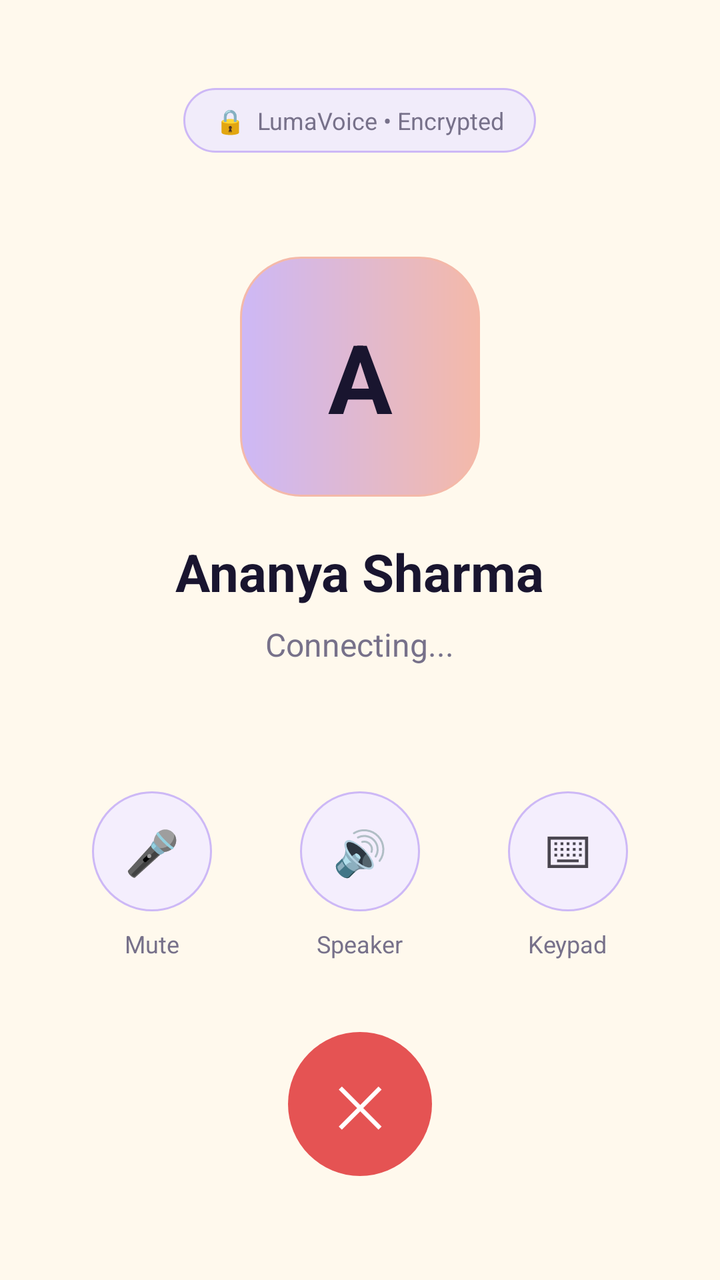
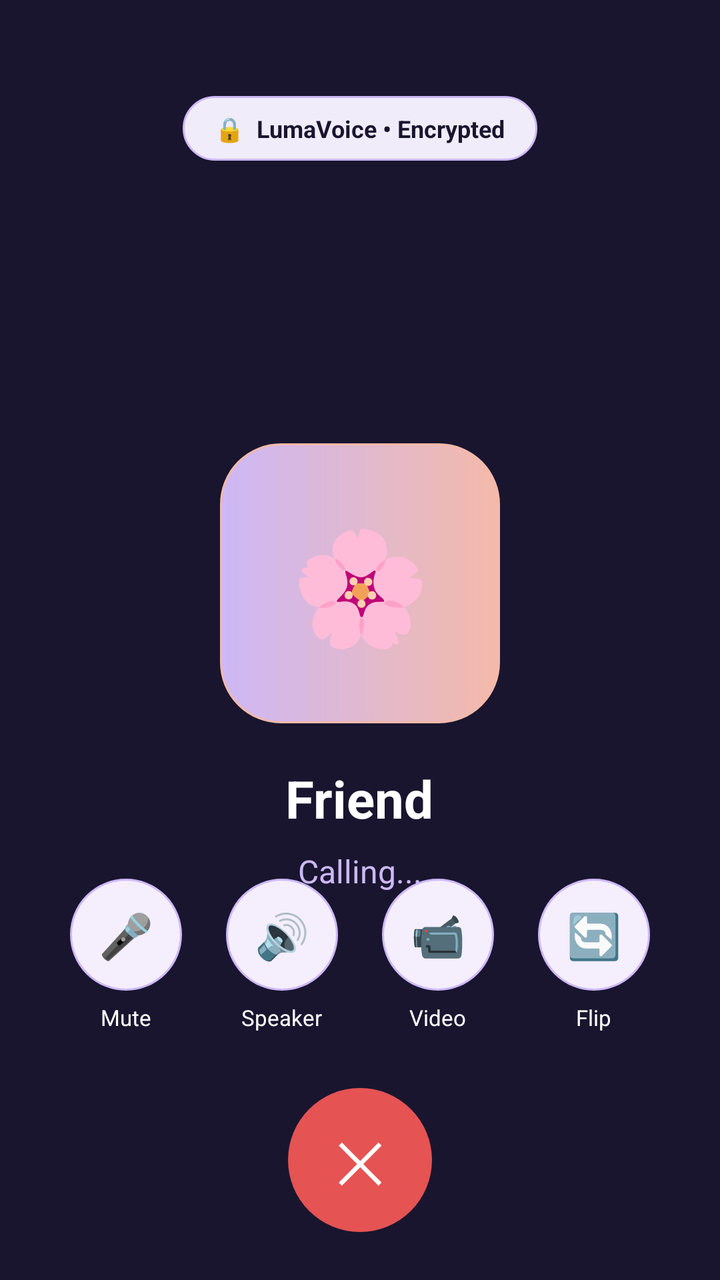

Two renders of the same Android screen: before a commit and after it. Below are the layout's source before the change and the commit's diff.
<!-- AndroidManifest.xml: application theme Theme.LumaChat -->
<!-- res/layout/activity_call.xml -->
<?xml version="1.0" encoding="utf-8"?>
<LinearLayout xmlns:android="http://schemas.android.com/apk/res/android"
    android:layout_width="match_parent"
    android:layout_height="match_parent"
    android:orientation="vertical"
    android:gravity="center_horizontal"
    android:background="@color/background"
    android:padding="24dp">

    
    <LinearLayout
        android:layout_width="wrap_content"
        android:layout_height="wrap_content"
        android:orientation="horizontal"
        android:gravity="center"
        android:layout_marginTop="20dp"
        android:paddingHorizontal="16dp"
        android:paddingVertical="8dp"
        android:background="@drawable/input_field">

        <TextView
            android:layout_width="wrap_content"
            android:layout_height="wrap_content"
            android:text="🔒  LumaVoice • Encrypted"
            android:textSize="12sp"
            android:textColor="@color/text_secondary" />
    </LinearLayout>

    <View
        android:layout_width="match_parent"
        android:layout_height="0dp"
        android:layout_weight="1" />

    
    <TextView
        android:id="@+id/tvCallAvatar"
        android:layout_width="120dp"
        android:layout_height="120dp"
        android:gravity="center"
        android:text="A"
        android:textSize="48sp"
        android:textStyle="bold"
        android:textColor="@color/midnight_navy"
        android:background="@drawable/button_background" />

    
    <TextView
        android:id="@+id/tvCallName"
        android:layout_width="wrap_content"
        android:layout_height="wrap_content"
        android:layout_marginTop="20dp"
        android:text="Ananya Sharma"
        android:textSize="26sp"
        android:textStyle="bold"
        android:textColor="@color/midnight_navy" />

    
    <TextView
        android:id="@+id/tvCallTimer"
        android:layout_width="wrap_content"
        android:layout_height="wrap_content"
        android:layout_marginTop="8dp"
        android:text="Connecting..."
        android:textSize="16sp"
        android:textColor="@color/text_secondary" />

    <View
        android:layout_width="match_parent"
        android:layout_height="0dp"
        android:layout_weight="1.2" />

    
    <LinearLayout
        android:layout_width="match_parent"
        android:layout_height="wrap_content"
        android:orientation="horizontal"
        android:gravity="center"
        android:layout_marginBottom="36dp">

        
        <LinearLayout
            android:id="@+id/btnMute"
            android:layout_width="0dp"
            android:layout_height="wrap_content"
            android:layout_weight="1"
            android:gravity="center"
            android:orientation="vertical"
            android:clickable="true"
            android:focusable="true">

            <TextView
                android:id="@+id/iconMute"
                android:layout_width="60dp"
                android:layout_height="60dp"
                android:gravity="center"
                android:text="🎤"
                android:textSize="22sp"
                android:background="@drawable/call_btn_round" />

            <TextView
                android:id="@+id/lblMute"
                android:layout_width="wrap_content"
                android:layout_height="wrap_content"
                android:layout_marginTop="8dp"
                android:text="Mute"
                android:textSize="12sp"
                android:textColor="@color/text_secondary" />
        </LinearLayout>

        
        <LinearLayout
            android:id="@+id/btnSpeaker"
            android:layout_width="0dp"
            android:layout_height="wrap_content"
            android:layout_weight="1"
            android:gravity="center"
            android:orientation="vertical"
            android:clickable="true"
            android:focusable="true">

            <TextView
                android:id="@+id/iconSpeaker"
                android:layout_width="60dp"
                android:layout_height="60dp"
                android:gravity="center"
                android:text="🔊"
                android:textSize="22sp"
                android:background="@drawable/call_btn_round" />

            <TextView
                android:id="@+id/lblSpeaker"
                android:layout_width="wrap_content"
                android:layout_height="wrap_content"
                android:layout_marginTop="8dp"
                android:text="Speaker"
                android:textSize="12sp"
                android:textColor="@color/text_secondary" />
        </LinearLayout>

        
        <LinearLayout
            android:id="@+id/btnKeypad"
            android:layout_width="0dp"
            android:layout_height="wrap_content"
            android:layout_weight="1"
            android:gravity="center"
            android:orientation="vertical"
            android:clickable="true"
            android:focusable="true">

            <TextView
                android:layout_width="60dp"
                android:layout_height="60dp"
                android:gravity="center"
                android:text="⌨"
                android:textSize="22sp"
                android:background="@drawable/call_btn_round" />

            <TextView
                android:layout_width="wrap_content"
                android:layout_height="wrap_content"
                android:layout_marginTop="8dp"
                android:text="Keypad"
                android:textSize="12sp"
                android:textColor="@color/text_secondary" />
        </LinearLayout>

    </LinearLayout>

    
    <TextView
        android:id="@+id/btnEndCall"
        android:layout_width="72dp"
        android:layout_height="72dp"
        android:layout_marginBottom="28dp"
        android:gravity="center"
        android:text="✕"
        android:textSize="28sp"
        android:textColor="@color/card_white"
        android:background="@drawable/call_end_btn"
        android:clickable="true"
        android:focusable="true" />

</LinearLayout>
<!-- resources referenced by this layout -->
<resources>
  <color name="background">#FFF9ED</color>
  <color name="card_white">#FFFFFF</color>
  <color name="midnight_navy">#19152F</color>
  <color name="text_secondary">#77718A</color>
  <!-- drawable button_background (drawable) -->
  <?xml version="1.0" encoding="utf-8"?>
  <shape xmlns:android="http://schemas.android.com/apk/res/android"
      android:shape="rectangle">
  
      <gradient
          android:startColor="@color/lavender"
          android:endColor="@color/soft_peach"
          android:angle="0" />
  
      <corners android:radius="30dp" />
  
      <stroke
          android:width="1dp"
          android:color="@color/soft_peach" />
  
  </shape>
  <!-- drawable call_btn_round (drawable) -->
  <?xml version="1.0" encoding="utf-8"?>
  <shape xmlns:android="http://schemas.android.com/apk/res/android"
      android:shape="oval">
      <solid android:color="@color/surface_highlight" />
      <stroke
          android:width="1dp"
          android:color="@color/lavender" />
  </shape>
  <!-- drawable call_end_btn (drawable) -->
  <?xml version="1.0" encoding="utf-8"?>
  <shape xmlns:android="http://schemas.android.com/apk/res/android"
      android:shape="oval">
      <solid android:color="@color/red_danger" />
  </shape>
  <!-- drawable input_field (drawable) -->
  <?xml version="1.0" encoding="utf-8"?>
  <shape xmlns:android="http://schemas.android.com/apk/res/android"
      android:shape="rectangle">
  
      <solid android:color="@color/input_background" />
  
      <corners android:radius="16dp" />
  
      <stroke
          android:width="1dp"
          android:color="@color/lavender" />
  
      <padding
          android:left="16dp"
          android:right="16dp"
          android:top="8dp"
          android:bottom="8dp" />
  
  </shape>
  <style name="Theme.LumaChat" parent="Base.Theme.LumaChat" />
  <color name="lavender">#CDB8F6</color>
  <color name="soft_peach">#F4B9A9</color>
  <color name="surface_highlight">#F4EEFD</color>
  <color name="red_danger">#E55353</color>
  <color name="input_background">#F1ECFA</color>
  <style name="Base.Theme.LumaChat" parent="Theme.Material3.DayNight.NoActionBar">
          
          
      </style>
</resources>

<!-- the commit's change to res/layout/activity_call.xml (unified diff, before → after) -->
@@ -1,184 +1,396 @@
 <?xml version="1.0" encoding="utf-8"?>
-<LinearLayout xmlns:android="http://schemas.android.com/apk/res/android"
+<FrameLayout xmlns:android="http://schemas.android.com/apk/res/android"
     android:layout_width="match_parent"
     android:layout_height="match_parent"
-    android:orientation="vertical"
-    android:gravity="center_horizontal"
-    android:background="@color/background"
-    android:padding="24dp">
+    android:background="@color/midnight_navy">
+
+    
+    <FrameLayout
+        android:id="@+id/layoutVideoView"
+        android:layout_width="match_parent"
+        android:layout_height="match_parent"
+        android:visibility="gone">
+
+        
+        <LinearLayout
+            android:layout_width="match_parent"
+            android:layout_height="match_parent"
+            android:orientation="vertical"
+            android:gravity="center"
+            android:background="#1E1933">
+
+            <TextView
+                android:id="@+id/tvVideoPeerAvatar"
+                android:layout_width="140dp"
+                android:layout_height="140dp"
+                android:gravity="center"
+                android:text="🌸"
+                android:textSize="64sp"
+                android:background="@drawable/button_background" />
+
+            <TextView
+                android:id="@+id/tvVideoPeerName"
+                android:layout_width="wrap_content"
+                android:layout_height="wrap_content"
+                android:text="Ananya Sharma"
+                android:textColor="@color/card_white"
+                android:textSize="22sp"
+                android:textStyle="bold"
+                android:layout_marginTop="16dp" />
+
+            <TextView
+                android:layout_width="wrap_content"
+                android:layout_height="wrap_content"
+                android:text="📹 HD Video Feed Active"
+                android:textColor="#CDB8F6"
+                android:textSize="12sp"
+                android:layout_marginTop="6dp" />
+        </LinearLayout>
+
+        
+        <FrameLayout
+            android:id="@+id/layoutPipSelfie"
+            android:layout_width="100dp"
+            android:layout_height="140dp"
+            android:layout_gravity="top|end"
+            android:layout_margin="20dp"
+            android:layout_marginTop="60dp"
+            android:background="@drawable/card_background"
+            android:elevation="8dp">
+
+            <LinearLayout
+                android:layout_width="match_parent"
+                android:layout_height="match_parent"
+                android:orientation="vertical"
+                android:gravity="center"
+                android:background="#2E284A"
+                android:padding="8dp">
+
+                <TextView
+                    android:id="@+id/tvPipAvatar"
+                    android:layout_width="48dp"
+                    android:layout_height="48dp"
+                    android:gravity="center"
+                    android:text="⚡"
+                    android:textSize="22sp"
+                    android:background="@drawable/button_background" />
+
+                <TextView
+                    android:layout_width="wrap_content"
+                    android:layout_height="wrap_content"
+                    android:text="You"
+                    android:textColor="@color/card_white"
+                    android:textSize="11sp"
+                    android:textStyle="bold"
+                    android:layout_marginTop="6dp" />
+            </LinearLayout>
+        </FrameLayout>
+    </FrameLayout>
 
     
     <LinearLayout
-        android:layout_width="wrap_content"
-        android:layout_height="wrap_content"
-        android:orientation="horizontal"
-        android:gravity="center"
-        android:layout_marginTop="20dp"
-        android:paddingHorizontal="16dp"
-        android:paddingVertical="8dp"
-        android:background="@drawable/input_field">
-
+        android:id="@+id/layoutVoiceContainer"
+        android:layout_width="match_parent"
+        android:layout_height="match_parent"
+        android:orientation="vertical"
+        android:gravity="center_horizontal"
+        android:padding="24dp">
+
+        
+        <LinearLayout
+            android:layout_width="wrap_content"
+            android:layout_height="wrap_content"
+            android:orientation="horizontal"
+            android:gravity="center"
+            android:layout_marginTop="24dp"
+            android:paddingHorizontal="16dp"
+            android:paddingVertical="8dp"
+            android:background="@drawable/input_field">
+
+            <TextView
+                android:id="@+id/tvCallSecurityBadge"
+                android:layout_width="wrap_content"
+                android:layout_height="wrap_content"
+                android:text="🔒  LumaVoice • Encrypted"
+                android:textSize="12sp"
+                android:textStyle="bold"
+                android:textColor="@color/midnight_navy" />
+        </LinearLayout>
+
+        <View
+            android:layout_width="match_parent"
+            android:layout_height="0dp"
+            android:layout_weight="1" />
+
+        
+        <FrameLayout
+            android:layout_width="140dp"
+            android:layout_height="140dp">
+
+            <TextView
+                android:id="@+id/tvCallAvatar"
+                android:layout_width="140dp"
+                android:layout_height="140dp"
+                android:gravity="center"
+                android:text="🌸"
+                android:textSize="56sp"
+                android:background="@drawable/button_background" />
+        </FrameLayout>
+
+        
         <TextView
+            android:id="@+id/tvCallName"
             android:layout_width="wrap_content"
             android:layout_height="wrap_content"
-            android:text="🔒  LumaVoice • Encrypted"
-            android:textSize="12sp"
-            android:textColor="@color/text_secondary" />
+            android:layout_marginTop="20dp"
+            android:text="Friend"
+            android:textSize="26sp"
+            android:textStyle="bold"
+            android:textColor="@color/card_white" />
+
+        
+        <TextView
+            android:id="@+id/tvCallTimer"
+            android:layout_width="wrap_content"
+            android:layout_height="wrap_content"
+            android:layout_marginTop="8dp"
+            android:text="Calling..."
+            android:textSize="16sp"
+            android:textColor="#CDB8F6" />
+
+        <View
+            android:layout_width="match_parent"
+            android:layout_height="0dp"
+            android:layout_weight="1.2" />
     </LinearLayout>
-
-    <View
-        android:layout_width="match_parent"
-        android:layout_height="0dp"
-        android:layout_weight="1" />
-
-    
-    <TextView
-        android:id="@+id/tvCallAvatar"
-        android:layout_width="120dp"
-        android:layout_height="120dp"
-        android:gravity="center"
-        android:text="A"
-        android:textSize="48sp"
-        android:textStyle="bold"
-        android:textColor="@color/midnight_navy"
-        android:background="@drawable/button_background" />
-
-    
-    <TextView
-        android:id="@+id/tvCallName"
-        android:layout_width="wrap_content"
-        android:layout_height="wrap_content"
-        android:layout_marginTop="20dp"
-        android:text="Ananya Sharma"
-        android:textSize="26sp"
-        android:textStyle="bold"
-        android:textColor="@color/midnight_navy" />
-
-    
-    <TextView
-        android:id="@+id/tvCallTimer"
-        android:layout_width="wrap_content"
-        android:layout_height="wrap_content"
-        android:layout_marginTop="8dp"
-        android:text="Connecting..."
-        android:textSize="16sp"
-        android:textColor="@color/text_secondary" />
-
-    <View
-        android:layout_width="match_parent"
-        android:layout_height="0dp"
-        android:layout_weight="1.2" />
 
     
     <LinearLayout
         android:layout_width="match_parent"
         android:layout_height="wrap_content"
-        android:orientation="horizontal"
-        android:gravity="center"
-        android:layout_marginBottom="36dp">
+        android:layout_gravity="bottom"
+        android:orientation="vertical"
+        android:padding="24dp">
 
         
         <LinearLayout
-            android:id="@+id/btnMute"
-            android:layout_width="0dp"
-            android:layout_height="wrap_content"
-            android:layout_weight="1"
+            android:id="@+id/layoutInCallControls"
+            android:layout_width="match_parent"
+            android:layout_height="wrap_content"
+            android:orientation="vertical"
+            android:gravity="center">
+
+            
+            <LinearLayout
+                android:layout_width="match_parent"
+                android:layout_height="wrap_content"
+                android:orientation="horizontal"
+                android:gravity="center"
+                android:layout_marginBottom="28dp">
+
+                
+                <LinearLayout
+                    android:id="@+id/btnMute"
+                    android:layout_width="0dp"
+                    android:layout_height="wrap_content"
+                    android:layout_weight="1"
+                    android:gravity="center"
+                    android:orientation="vertical"
+                    android:clickable="true"
+                    android:focusable="true">
+
+                    <TextView
+                        android:id="@+id/iconMute"
+                        android:layout_width="56dp"
+                        android:layout_height="56dp"
+                        android:gravity="center"
+                        android:text="🎤"
+                        android:textSize="22sp"
+                        android:background="@drawable/call_btn_round" />
+
+                    <TextView
+                        android:id="@+id/lblMute"
+                        android:layout_width="wrap_content"
+                        android:layout_height="wrap_content"
+                        android:layout_marginTop="6dp"
+                        android:text="Mute"
+                        android:textSize="11sp"
+                        android:textColor="@color/card_white" />
+                </LinearLayout>
+
+                
+                <LinearLayout
+                    android:id="@+id/btnSpeaker"
+                    android:layout_width="0dp"
+                    android:layout_height="wrap_content"
+                    android:layout_weight="1"
+                    android:gravity="center"
+                    android:orientation="vertical"
+                    android:clickable="true"
+                    android:focusable="true">
+
+                    <TextView
+                        android:id="@+id/iconSpeaker"
+                        android:layout_width="56dp"
+                        android:layout_height="56dp"
+                        android:gravity="center"
+                        android:text="🔊"
+                        android:textSize="22sp"
+                        android:background="@drawable/call_btn_round" />
+
+                    <TextView
+                        android:id="@+id/lblSpeaker"
+                        android:layout_width="wrap_content"
+                        android:layout_height="wrap_content"
+                        android:layout_marginTop="6dp"
+                        android:text="Speaker"
+                        android:textSize="11sp"
+                        android:textColor="@color/card_white" />
+                </LinearLayout>
+
+                
+                <LinearLayout
+                    android:id="@+id/btnToggleVideo"
+                    android:layout_width="0dp"
+                    android:layout_height="wrap_content"
+                    android:layout_weight="1"
+                    android:gravity="center"
+                    android:orientation="vertical"
+                    android:clickable="true"
+                    android:focusable="true">
+
+                    <TextView
+                        android:id="@+id/iconVideo"
+                        android:layout_width="56dp"
+                        android:layout_height="56dp"
+                        android:gravity="center"
+                        android:text="📹"
+                        android:textSize="22sp"
+                        android:background="@drawable/call_btn_round" />
+
+                    <TextView
+                        android:id="@+id/lblVideo"
+                        android:layout_width="wrap_content"
+                        android:layout_height="wrap_content"
+                        android:layout_marginTop="6dp"
+                        android:text="Video"
+                        android:textSize="11sp"
+                        android:textColor="@color/card_white" />
+                </LinearLayout>
+
+                
+                <LinearLayout
+                    android:id="@+id/btnFlipCamera"
+                    android:layout_width="0dp"
+                    android:layout_height="wrap_content"
+                    android:layout_weight="1"
+                    android:gravity="center"
+                    android:orientation="vertical"
+                    android:clickable="true"
+                    android:focusable="true">
+
+                    <TextView
+                        android:layout_width="56dp"
+                        android:layout_height="56dp"
+                        android:gravity="center"
+                        android:text="🔄"
+                        android:textSize="22sp"
+                        android:background="@drawable/call_btn_round" />
+
+                    <TextView
+                        android:layout_width="wrap_content"
+                        android:layout_height="wrap_content"
+                        android:layout_marginTop="6dp"
+                        android:text="Flip"
+                        android:textSize="11sp"
+                        android:textColor="@color/card_white" />
+                </LinearLayout>
+            </LinearLayout>
+
+            
+            <TextView
+                android:id="@+id/btnEndCall"
+                android:layout_width="72dp"
+                android:layout_height="72dp"
+                android:gravity="center"
+                android:text="✕"
+                android:textSize="28sp"
+                android:textColor="@color/card_white"
+                android:background="@drawable/call_end_btn"
+                android:clickable="true"
+                android:focusable="true" />
+        </LinearLayout>
+
+        
+        <LinearLayout
+            android:id="@+id/layoutIncomingControls"
+            android:layout_width="match_parent"
+            android:layout_height="wrap_content"
+            android:orientation="horizontal"
             android:gravity="center"
-            android:orientation="vertical"
-            android:clickable="true"
-            android:focusable="true">
-
-            <TextView
-                android:id="@+id/iconMute"
-                android:layout_width="60dp"
-                android:layout_height="60dp"
-                android:gravity="center"
-                android:text="🎤"
-                android:textSize="22sp"
-                android:background="@drawable/call_btn_round" />
-
-            <TextView
-                android:id="@+id/lblMute"
-                android:layout_width="wrap_content"
-                android:layout_height="wrap_content"
-                android:layout_marginTop="8dp"
-                android:text="Mute"
-                android:textSize="12sp"
-                android:textColor="@color/text_secondary" />
+            android:visibility="gone">
+
+            
+            <LinearLayout
+                android:id="@+id/btnDeclineCall"
+                android:layout_width="0dp"
+                android:layout_height="wrap_content"
+                android:layout_weight="1"
+                android:gravity="center"
+                android:orientation="vertical"
+                android:clickable="true"
+                android:focusable="true">
+
+                <TextView
+                    android:layout_width="72dp"
+                    android:layout_height="72dp"
+                    android:gravity="center"
+                    android:text="✕"
+                    android:textSize="28sp"
+                    android:textColor="@color/card_white"
+                    android:background="@drawable/call_end_btn" />
+
+                <TextView
+                    android:layout_width="wrap_content"
+                    android:layout_height="wrap_content"
+                    android:layout_marginTop="8dp"
+                    android:text="Decline"
+                    android:textSize="13sp"
+                    android:textStyle="bold"
+                    android:textColor="#F44336" />
+            </LinearLayout>
+
+            
+            <LinearLayout
+                android:id="@+id/btnAcceptCall"
+                android:layout_width="0dp"
+                android:layout_height="wrap_content"
+                android:layout_weight="1"
+                android:gravity="center"
+                android:orientation="vertical"
+                android:clickable="true"
+                android:focusable="true">
+
+                <TextView
+                    android:layout_width="72dp"
+                    android:layout_height="72dp"
+                    android:gravity="center"
+                    android:text="📞"
+                    android:textSize="28sp"
+                    android:textColor="@color/card_white"
+                    android:background="@drawable/call_answer_btn" />
+
+                <TextView
+                    android:layout_width="wrap_content"
+                    android:layout_height="wrap_content"
+                    android:layout_marginTop="8dp"
+                    android:text="Accept"
+                    android:textSize="13sp"
+                    android:textStyle="bold"
+                    android:textColor="#4CAF50" />
+            </LinearLayout>
         </LinearLayout>
 
-        
-        <LinearLayout
-            android:id="@+id/btnSpeaker"
-            android:layout_width="0dp"
-            android:layout_height="wrap_content"
-            android:layout_weight="1"
-            android:gravity="center"
-            android:orientation="vertical"
-            android:clickable="true"
-            android:focusable="true">
-
-            <TextView
-                android:id="@+id/iconSpeaker"
-                android:layout_width="60dp"
-                android:layout_height="60dp"
-                android:gravity="center"
-                android:text="🔊"
-                android:textSize="22sp"
-                android:background="@drawable/call_btn_round" />
-
-            <TextView
-                android:id="@+id/lblSpeaker"
-                android:layout_width="wrap_content"
-                android:layout_height="wrap_content"
-                android:layout_marginTop="8dp"
-                android:text="Speaker"
-                android:textSize="12sp"
-                android:textColor="@color/text_secondary" />
-        </LinearLayout>
-
-        
-        <LinearLayout
-            android:id="@+id/btnKeypad"
-            android:layout_width="0dp"
-            android:layout_height="wrap_content"
-            android:layout_weight="1"
-            android:gravity="center"
-            android:orientation="vertical"
-            android:clickable="true"
-            android:focusable="true">
-
-            <TextView
-                android:layout_width="60dp"
-                android:layout_height="60dp"
-                android:gravity="center"
-                android:text="⌨"
-                android:textSize="22sp"
-                android:background="@drawable/call_btn_round" />
-
-            <TextView
-                android:layout_width="wrap_content"
-                android:layout_height="wrap_content"
-                android:layout_marginTop="8dp"
-                android:text="Keypad"
-                android:textSize="12sp"
-                android:textColor="@color/text_secondary" />
-        </LinearLayout>
-
     </LinearLayout>
 
-    
-    <TextView
-        android:id="@+id/btnEndCall"
-        android:layout_width="72dp"
-        android:layout_height="72dp"
-        android:layout_marginBottom="28dp"
-        android:gravity="center"
-        android:text="✕"
-        android:textSize="28sp"
-        android:textColor="@color/card_white"
-        android:background="@drawable/call_end_btn"
-        android:clickable="true"
-        android:focusable="true" />
-
-</LinearLayout>
+</FrameLayout>
<!-- resource entries referenced after the edit -->
@@ -1,9 +1,7 @@
 <!-- resources referenced by this layout -->
 <resources>
-  <color name="background">#FFF9ED</color>
   <color name="card_white">#FFFFFF</color>
   <color name="midnight_navy">#19152F</color>
-  <color name="text_secondary">#77718A</color>
   <!-- drawable button_background (drawable) -->
   <?xml version="1.0" encoding="utf-8"?>
   <shape xmlns:android="http://schemas.android.com/apk/res/android"
@@ -21,6 +19,12 @@
           android:color="@color/soft_peach" />
   
   </shape>
+  <!-- drawable call_answer_btn (drawable) -->
+  <?xml version="1.0" encoding="utf-8"?>
+  <shape xmlns:android="http://schemas.android.com/apk/res/android"
+      android:shape="oval">
+      <solid android:color="#4CAF50" />
+  </shape>
   <!-- drawable call_btn_round (drawable) -->
   <?xml version="1.0" encoding="utf-8"?>
   <shape xmlns:android="http://schemas.android.com/apk/res/android"
@@ -35,6 +39,26 @@
   <shape xmlns:android="http://schemas.android.com/apk/res/android"
       android:shape="oval">
       <solid android:color="@color/red_danger" />
+  </shape>
+  <!-- drawable card_background (drawable) -->
+  <?xml version="1.0" encoding="utf-8"?>
+  <shape xmlns:android="http://schemas.android.com/apk/res/android"
+      android:shape="rectangle">
+  
+      <solid android:color="@color/card_white" />
+  
+      <corners android:radius="28dp" />
+  
+      <stroke
+          android:width="1dp"
+          android:color="@color/border_color" />
+  
+      <padding
+          android:left="20dp"
+          android:top="20dp"
+          android:right="20dp"
+          android:bottom="20dp" />
+  
   </shape>
   <!-- drawable input_field (drawable) -->
   <?xml version="1.0" encoding="utf-8"?>
@@ -61,6 +85,7 @@
   <color name="soft_peach">#F4B9A9</color>
   <color name="surface_highlight">#F4EEFD</color>
   <color name="red_danger">#E55353</color>
+  <color name="border_color">#E5DDF0</color>
   <color name="input_background">#F1ECFA</color>
   <style name="Base.Theme.LumaChat" parent="Theme.Material3.DayNight.NoActionBar">
           
